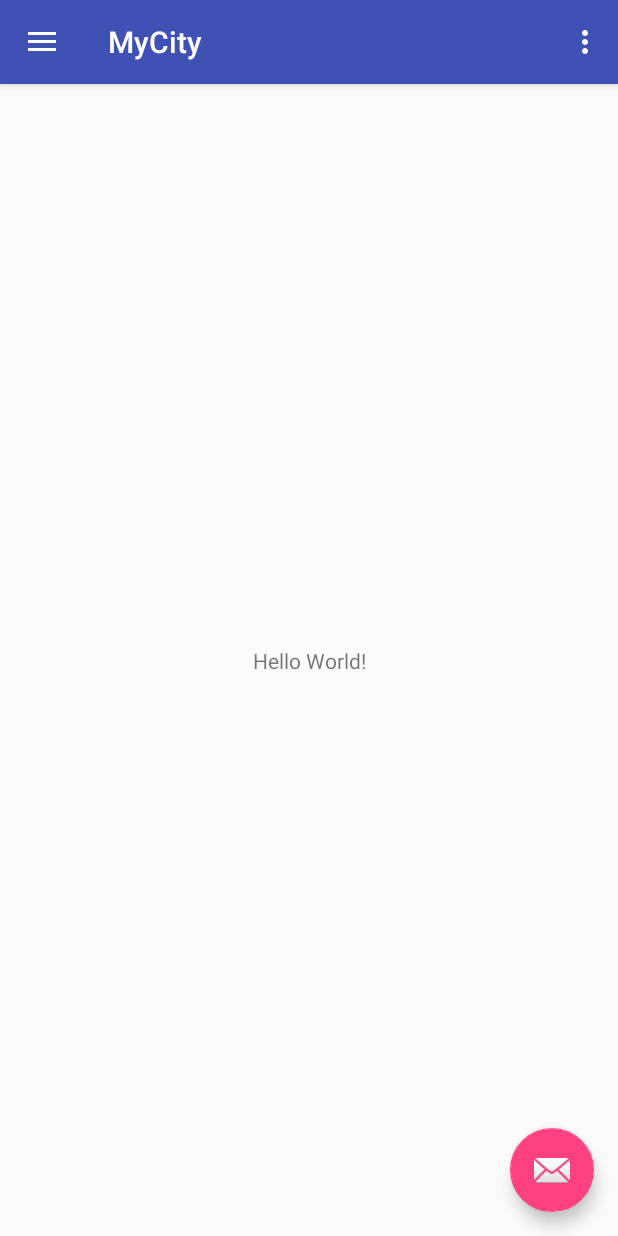
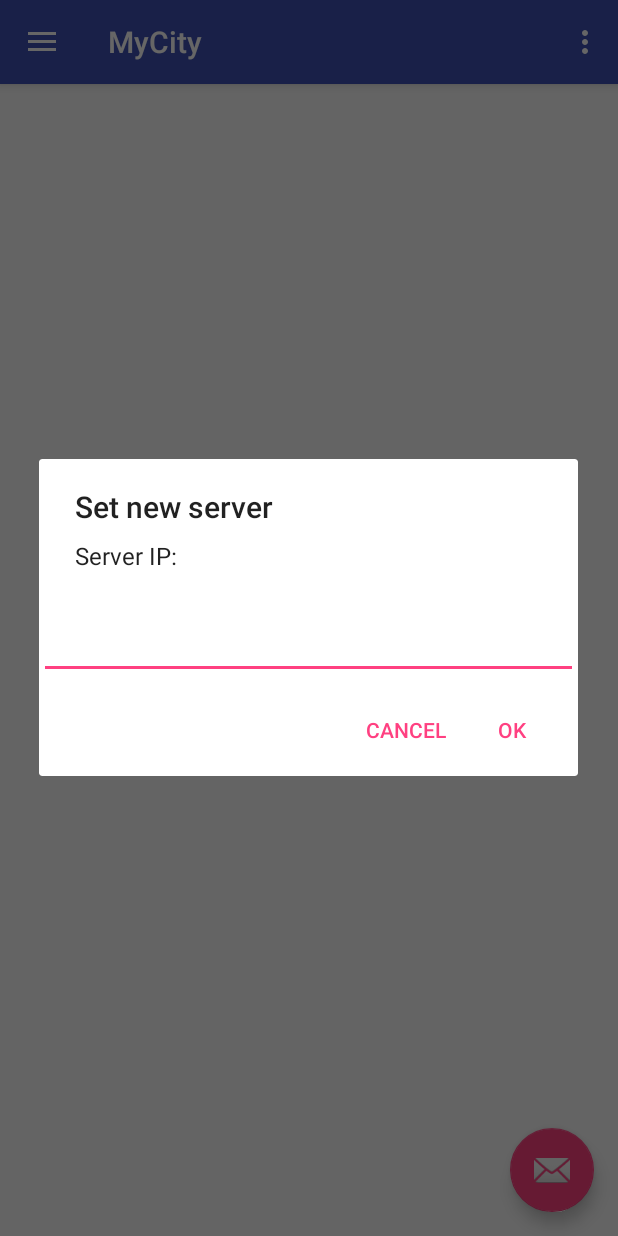
Before and after one commit to arg3t/MyCity, an Android app: the screen it shows after launch (MainActivity), in the options menu, after a tap on "Settings", on a phone screen of 412 x 824 dp. Run offline under Robolectric (Android 15) with nearby library versions, the phone set to English and light mode, and no system bars.

Commit message:
Auto stash before merge of "master" and "origin/efe"

```diff
--- a/MyCity/app/src/main/java/gq/yigit/mycity/MainActivity.java
+++ b/MyCity/app/src/main/java/gq/yigit/mycity/MainActivity.java
@@ -1,20 +1,30 @@
 package gq.yigit.mycity;
 
+import android.content.Context;
+import android.content.DialogInterface;
 import android.os.Bundle;
+import android.support.constraint.ConstraintLayout;
 import android.support.design.widget.FloatingActionButton;
 import android.support.design.widget.Snackbar;
-import android.view.View;
+import android.support.v7.app.AlertDialog;
+import android.util.Log;
+import android.view.*;
 import android.support.design.widget.NavigationView;
 import android.support.v4.view.GravityCompat;
 import android.support.v4.widget.DrawerLayout;
 import android.support.v7.app.ActionBarDrawerToggle;
 import android.support.v7.app.AppCompatActivity;
 import android.support.v7.widget.Toolbar;
-import android.view.Menu;
-import android.view.MenuItem;
+import android.widget.EditText;
+import android.widget.RelativeLayout;
+import android.widget.ViewFlipper;
+
+import java.io.*;
 
 public class MainActivity extends AppCompatActivity
 		implements NavigationView.OnNavigationItemSelectedListener {
+
+	public Context cntxt;
 
 	@Override
 	protected void onCreate(Bundle savedInstanceState) {
@@ -22,7 +32,7 @@ public class MainActivity extends AppCompatActivity
 		setContentView(R.layout.activity_main);
 		Toolbar toolbar = (Toolbar) findViewById(R.id.toolbar);
 		setSupportActionBar(toolbar);
-
+		cntxt = getApplicationContext();
 		FloatingActionButton fab = (FloatingActionButton) findViewById(R.id.fab);
 		fab.setOnClickListener(new View.OnClickListener() {
 			@Override
@@ -68,6 +78,26 @@ public class MainActivity extends AppCompatActivity
 
 		//noinspection SimplifiableIfStatement
 		if (id == R.id.action_settings) {
+			AlertDialog.Builder alert = new AlertDialog.Builder(this);
+			alert.setTitle("Set new server");
+			alert.setMessage("Server IP:");
+			final EditText input = new EditText(this);
+			alert.setView(input);
+
+			alert.setPositiveButton("Ok", new DialogInterface.OnClickListener() {
+				public void onClick(DialogInterface dialog, int whichButton) {
+					fileActions file_manager = new fileActions();
+					file_manager.writeToFile(input.getText().toString(),cntxt,"serverip.config");
+				}
+			});
+
+			alert.setNegativeButton("Cancel", new DialogInterface.OnClickListener() {
+				public void onClick(DialogInterface dialog, int whichButton) {
+					// Canceled.
+				}
+			});
+
+			alert.show();
 			return true;
 		}
 
@@ -81,7 +111,12 @@ public class MainActivity extends AppCompatActivity
 		int id = item.getItemId();
 
 		if (id == R.id.voting) {
-//			R.id.page
+			ViewFlipper vf = (ViewFlipper)findViewById(R.id.page);
+			try {
+				vf.setDisplayedChild(1);
+			}catch (Exception e){
+				Log.e("[ERROR]",e.toString());
+			}
 		} else if (id == R.id.parking) {
 
 		} else if (id == R.id.transit) {
@@ -98,4 +133,5 @@ public class MainActivity extends AppCompatActivity
 		drawer.closeDrawer(GravityCompat.START);
 		return true;
 	}
+
 }
--- a/MyCity/app/src/main/res/layout/app_bar_main.xml
+++ b/MyCity/app/src/main/res/layout/app_bar_main.xml
@@ -21,8 +21,14 @@
 
 	</android.support.design.widget.AppBarLayout>
 
-	<include  android:id="@+id/page" layout="@layout/content_main"/>
+	<ViewFlipper xmlns:android="http://schemas.android.com/apk/res/android"
+				 android:id="@+id/page"
+				 android:layout_width="fill_parent"
+				 android:layout_height="wrap_content" >
 
+		<include android:id="@+id/include1" layout="@layout/voting_content" />
+
+	</ViewFlipper>
 	<android.support.design.widget.FloatingActionButton
 			android:id="@+id/fab"
 			android:layout_width="wrap_content"
```
Also changed, not shown: MyCity/app/src/main/java/gq/yigit/mycity/fileActions.java (added, +50 -0 lines), MyCity/app/src/main/res/layout/voting_content.xml (+8 -11 lines).
